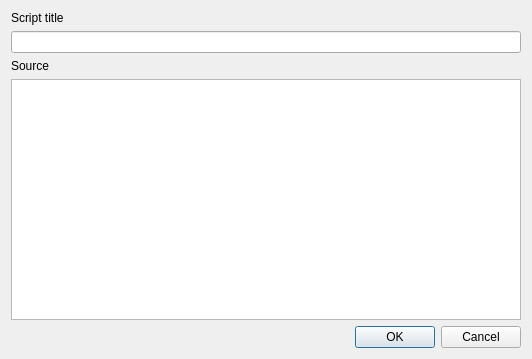
kernel1024/jpreader, file userscriptdlg.ui: the form before one commit.
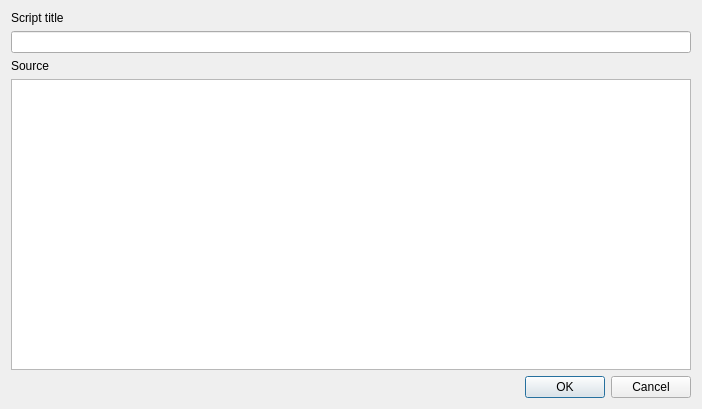
The form after the commit. Custom widgets are drawn as their Qt base class.

Commit message: UserScript editor improved with JSEdit.

Patch:
```diff
--- a/userscriptdlg.ui
+++ b/userscriptdlg.ui
@@ -6,8 +6,8 @@
    <rect>
     <x>0</x>
     <y>0</y>
-    <width>532</width>
-    <height>359</height>
+    <width>702</width>
+    <height>409</height>
    </rect>
   </property>
   <property name="windowTitle">
@@ -32,7 +32,7 @@
     </widget>
    </item>
    <item>
-    <widget class="QTextEdit" name="editSource"/>
+    <widget class="JSEdit" name="editSource"/>
    </item>
    <item>
     <widget class="QDialogButtonBox" name="buttonBox">
@@ -46,6 +46,13 @@
    </item>
   </layout>
  </widget>
+ <customwidgets>
+  <customwidget>
+   <class>JSEdit</class>
+   <extends>QPlainTextEdit</extends>
+   <header location="global">jsedit/jsedit.h</header>
+  </customwidget>
+ </customwidgets>
  <resources/>
  <connections>
   <connection>
```
The commit also changes 5 other files.
